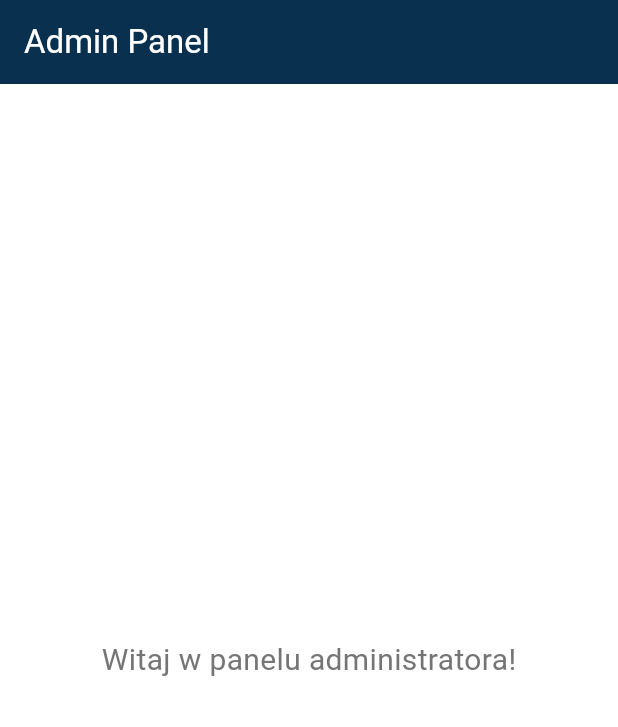
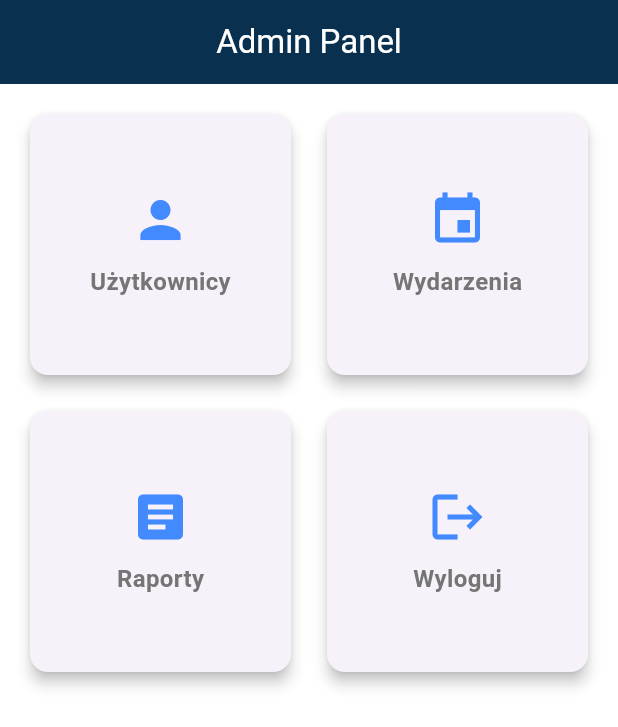
Before and after one commit to haniagibus/KRiT_2025_app, a Flutter app: the AdminScreen screen opened directly, on a phone screen of 412 x 824 dp. Shown: the top 727 px of the screen. Run offline on Flutter 3.47's test engine with Material 3 defaults, Android fonts, the phone set to English and light mode, and no system bars; missing offline and left inert: flutter_pdfview.

Commit message:
admin screen update

```diff
--- a/lib/views/screens/admin/admin_screen.dart
+++ b/lib/views/screens/admin/admin_screen.dart
@@ -1,26 +1,59 @@
 import 'package:flutter/material.dart';
-import 'package:krit_app/views/screens/home/home_screen.dart';
+import '../../../main.dart';
 
 class AdminScreen extends StatelessWidget {
+  void _goToHomePage(BuildContext context) {
+    Navigator.pushReplacement(
+      context,
+      MaterialPageRoute(builder: (context) => MyApp()),
+    );
+  }
+
   @override
   Widget build(BuildContext context) {
     return Scaffold(
       appBar: AppBar(
         title: Text("Admin Panel"),
+        centerTitle: true,
       ),
-      body: Center(
-        child: Text(
-          "Witaj w panelu administratora!",
-          style: TextStyle(fontSize: 20),
+      body: Padding(
+        padding: const EdgeInsets.all(16.0),
+        child: GridView.count(
+          crossAxisCount: 2, // Układ 2x2
+          crossAxisSpacing: 16,
+          mainAxisSpacing: 16,
+          children: [
+            _buildCard(Icons.person, "Użytkownicy", () {}),
+            _buildCard(Icons.event, "Wydarzenia", () {}),
+            _buildCard(Icons.article, "Raporty", () {}),
+            _buildCard(Icons.logout, "Wyloguj", () => _goToHomePage(context)),
+          ],
+        ),
+      ),
+    );
+  }
+
+  Widget _buildCard(IconData icon, String title, VoidCallback onTap) {
+    return Card(
+      elevation: 4,
+      shape: RoundedRectangleBorder(
+        borderRadius: BorderRadius.circular(12),
+      ),
+      child: InkWell(
+        onTap: onTap,
+        borderRadius: BorderRadius.circular(12),
+        child: Column(
+          mainAxisAlignment: MainAxisAlignment.center,
+          children: [
+            Icon(icon, size: 40, color: Colors.blueAccent),
+            SizedBox(height: 10),
+            Text(
+              title,
+              style: TextStyle(fontSize: 16, fontWeight: FontWeight.bold),
+            ),
+          ],
         ),
       ),
     );
   }
 }
-
-void _goToHomePage(BuildContext context) {
-  Navigator.pushReplacement(
-    context,
-    MaterialPageRoute(builder: (context) => HomeScreen()),
-  );
-}
--- a/lib/views/screens/login/login_screen.dart
+++ b/lib/views/screens/login/login_screen.dart
@@ -1,6 +1,5 @@
 import 'package:flutter/material.dart';
 import 'package:krit_app/services/auth_service.dart';
-
 import '../admin/admin_screen.dart';
 import 'package:krit_app/theme/app_colors.dart';
 
@@ -29,7 +28,6 @@ class _LoginScreenState extends State<LoginScreen> {
   Widget build(BuildContext context) {
     return Scaffold(
       appBar: AppBar(
-        title: Text("Logowanie"),
         backgroundColor: AppBarTheme().backgroundColor,
       ),
       backgroundColor: Colors.white,
```
